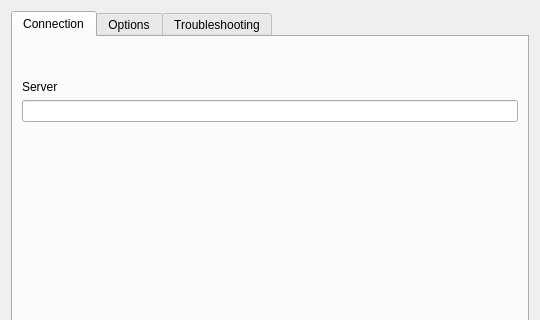
Old version of the form src/settings.ui in the repository z-bitcoinz/BitcoinZ_Blue; both pictures show x 0 to 540 and y 0 to 320 of the 540 by 539 pixel window.
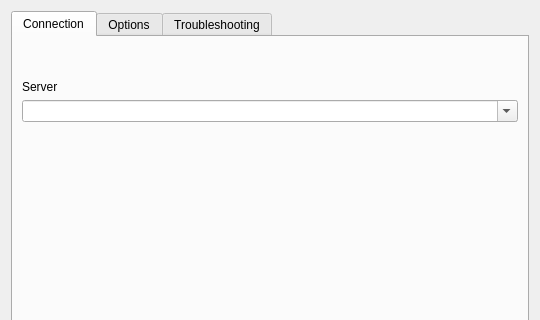
New version of the form.

Commit message: Allow multiple servers in settings

The edit to the form file:
```diff
--- a/src/settings.ui
+++ b/src/settings.ui
@@ -10,12 +10,6 @@
     <height>539</height>
    </rect>
   </property>
-  <property name="minimumSize">
-   <size>
-    <width>540</width>
-    <height>500</height>
-   </size>
-  </property>
   <property name="windowTitle">
    <string>Settings</string>
   </property>
@@ -57,14 +51,15 @@
         </widget>
        </item>
        <item>
-        <widget class="QLineEdit" name="txtServer">
-         <property name="placeholderText">
-          <string/>
+        <layout class="QVBoxLayout" name="verticalLayout_2">
+         <item>
+          <widget class="QComboBox" name="cmbServer">
+           <property name="editable">
+            <bool>true</bool>
          </property>
         </widget>
        </item>
-       <item>
-        <layout class="QVBoxLayout" name="verticalLayout_2"/>
+        </layout>
        </item>
        <item>
         <spacer name="verticalSpacer">
```
Lines whose indentation alone changed are shown as unchanged. The commit also changes 2 other files.
